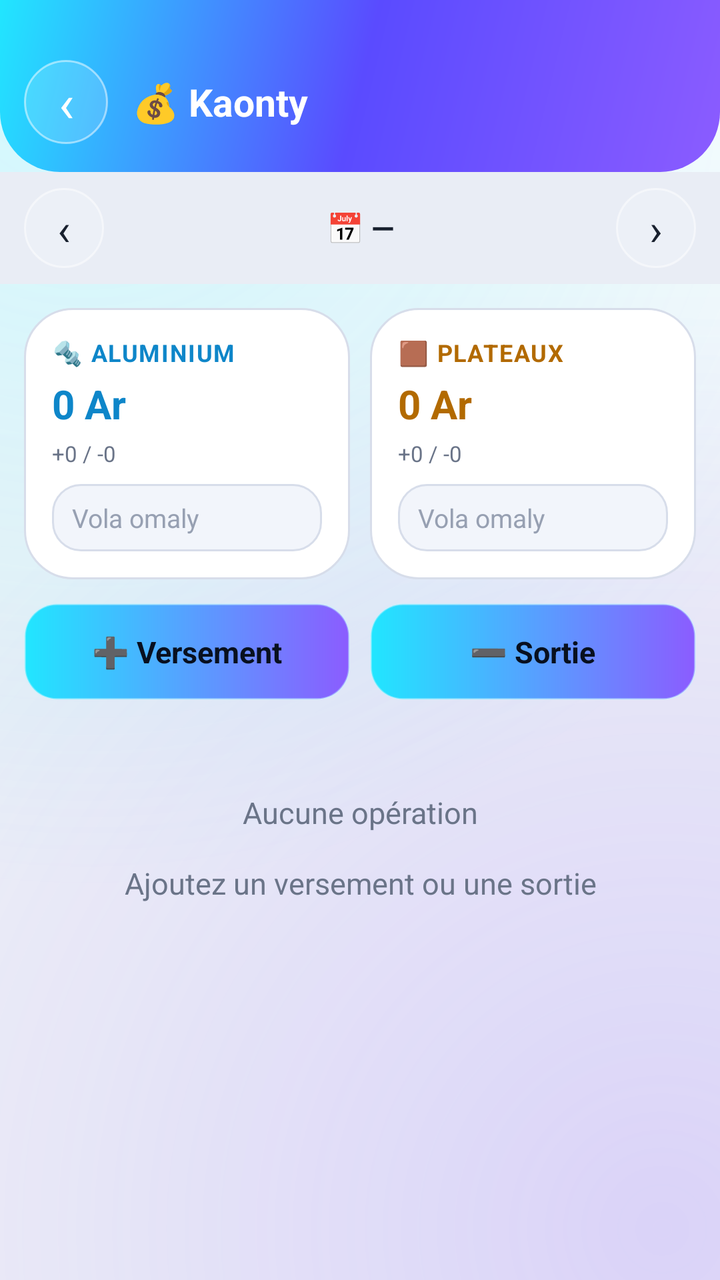
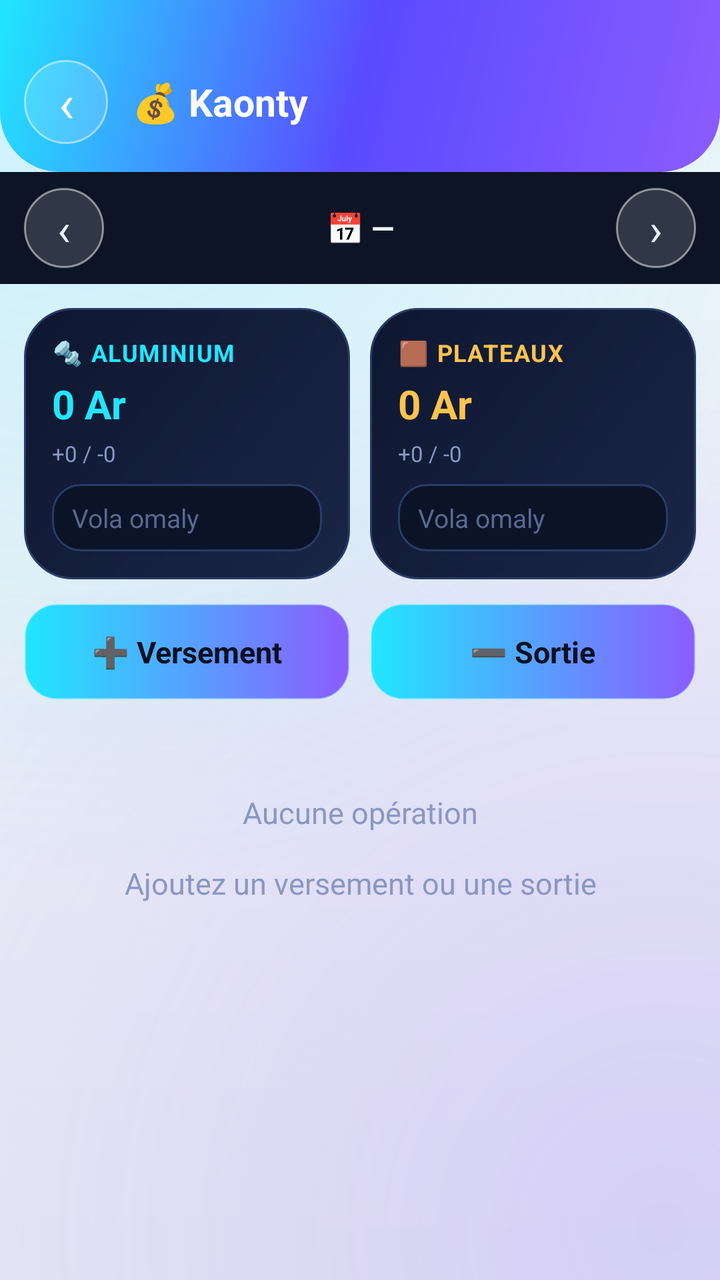

Compare the two renders of this Android layout. The source of the first and the diff that turns it into the second are given below.
<!-- AndroidManifest.xml: application theme Theme.AluManager -->
<!-- res/layout/activity_kaonty.xml -->
<?xml version="1.0" encoding="utf-8"?>
<LinearLayout xmlns:android="http://schemas.android.com/apk/res/android"
    android:layout_width="match_parent"
    android:layout_height="match_parent"
    android:background="@drawable/bg_space"
    android:orientation="vertical">

    <LinearLayout
        android:layout_width="match_parent"
        android:layout_height="wrap_content"
        android:background="@drawable/hero_bg"
        android:gravity="center_vertical"
        android:orientation="horizontal"
        android:paddingHorizontal="12dp"
        android:paddingTop="30dp"
        android:paddingBottom="14dp">

        <TextView
            android:id="@+id/btnBack"
            android:layout_width="42dp"
            android:layout_height="42dp"
            android:background="@drawable/avatar_circle"
            android:gravity="center"
            android:text="‹"
            android:textColor="#FFFFFF"
            android:textSize="26sp" />

        <TextView
            android:layout_width="0dp"
            android:layout_height="wrap_content"
            android:layout_marginStart="12dp"
            android:layout_weight="1"
            android:text="💰 Kaonty"
            android:textColor="#FFFFFF"
            android:textSize="19sp"
            android:textStyle="bold" />
    </LinearLayout>

    
    <LinearLayout
        android:layout_width="match_parent"
        android:layout_height="wrap_content"
        android:background="#E9EDF5"
        android:gravity="center_vertical"
        android:orientation="horizontal"
        android:paddingHorizontal="12dp"
        android:paddingVertical="8dp">

        <TextView
            android:id="@+id/btnPrevDay"
            android:layout_width="40dp"
            android:layout_height="40dp"
            android:background="@drawable/avatar_circle"
            android:gravity="center"
            android:text="‹"
            android:textColor="#18202E"
            android:textSize="22sp" />

        <TextView
            android:id="@+id/dateLabel"
            android:layout_width="0dp"
            android:layout_height="wrap_content"
            android:layout_weight="1"
            android:gravity="center"
            android:text="📅 —"
            android:textColor="#18202E"
            android:textSize="15sp"
            android:textStyle="bold" />

        <TextView
            android:id="@+id/btnNextDay"
            android:layout_width="40dp"
            android:layout_height="40dp"
            android:background="@drawable/avatar_circle"
            android:gravity="center"
            android:text="›"
            android:textColor="#18202E"
            android:textSize="22sp" />
    </LinearLayout>

    
    <LinearLayout
        android:layout_width="match_parent"
        android:layout_height="wrap_content"
        android:orientation="horizontal"
        android:padding="12dp">

        
        <LinearLayout
            android:layout_width="0dp"
            android:layout_height="wrap_content"
            android:layout_weight="1"
            android:background="@drawable/glass_card"
            android:orientation="vertical"
            android:padding="14dp">

            <TextView
                android:layout_width="wrap_content"
                android:layout_height="wrap_content"
                android:text="🔩 ALUMINIUM"
                android:textColor="#0E86C9"
                android:textSize="12sp"
                android:textStyle="bold"
                android:letterSpacing="0.05" />

            <TextView
                android:id="@+id/soldeAlu"
                android:layout_width="wrap_content"
                android:layout_height="wrap_content"
                android:layout_marginTop="4dp"
                android:text="0 Ar"
                android:textColor="#0E86C9"
                android:textSize="20sp"
                android:textStyle="bold" />

            <TextView
                android:id="@+id/detailAlu"
                android:layout_width="wrap_content"
                android:layout_height="wrap_content"
                android:layout_marginTop="4dp"
                android:text="+0 / -0"
                android:textColor="#6A7488"
                android:textSize="11sp" />

            <EditText
                android:id="@+id/volaAlu"
                android:layout_width="match_parent"
                android:layout_height="wrap_content"
                android:layout_marginTop="8dp"
                android:background="@drawable/field_bg"
                android:hint="Vola omaly"
                android:inputType="numberDecimal"
                android:paddingHorizontal="10dp"
                android:paddingVertical="8dp"
                android:textColor="#18202E"
                android:textColorHint="#97A0B2"
                android:textSize="13sp" />
        </LinearLayout>

        <View android:layout_width="10dp" android:layout_height="1dp" />

        
        <LinearLayout
            android:layout_width="0dp"
            android:layout_height="wrap_content"
            android:layout_weight="1"
            android:background="@drawable/glass_card"
            android:orientation="vertical"
            android:padding="14dp">

            <TextView
                android:layout_width="wrap_content"
                android:layout_height="wrap_content"
                android:text="🟫 PLATEAUX"
                android:textColor="#B26A00"
                android:textSize="12sp"
                android:textStyle="bold"
                android:letterSpacing="0.05" />

            <TextView
                android:id="@+id/soldePlateaux"
                android:layout_width="wrap_content"
                android:layout_height="wrap_content"
                android:layout_marginTop="4dp"
                android:text="0 Ar"
                android:textColor="#B26A00"
                android:textSize="20sp"
                android:textStyle="bold" />

            <TextView
                android:id="@+id/detailPlateaux"
                android:layout_width="wrap_content"
                android:layout_height="wrap_content"
                android:layout_marginTop="4dp"
                android:text="+0 / -0"
                android:textColor="#6A7488"
                android:textSize="11sp" />

            <EditText
                android:id="@+id/volaPlateaux"
                android:layout_width="match_parent"
                android:layout_height="wrap_content"
                android:layout_marginTop="8dp"
                android:background="@drawable/field_bg"
                android:hint="Vola omaly"
                android:inputType="numberDecimal"
                android:paddingHorizontal="10dp"
                android:paddingVertical="8dp"
                android:textColor="#18202E"
                android:textColorHint="#97A0B2"
                android:textSize="13sp" />
        </LinearLayout>
    </LinearLayout>

    
    <LinearLayout
        android:layout_width="match_parent"
        android:layout_height="wrap_content"
        android:orientation="horizontal"
        android:paddingHorizontal="12dp"
        android:paddingBottom="6dp">

        <TextView
            android:id="@+id/btnIn"
            android:layout_width="0dp"
            android:layout_height="wrap_content"
            android:layout_weight="1"
            android:background="@drawable/btn_primary"
            android:gravity="center"
            android:paddingVertical="14dp"
            android:text="➕ Versement"
            android:textColor="#08101F"
            android:textSize="15sp"
            android:textStyle="bold" />

        <View android:layout_width="10dp" android:layout_height="1dp" />

        <TextView
            android:id="@+id/btnOut"
            android:layout_width="0dp"
            android:layout_height="wrap_content"
            android:layout_weight="1"
            android:background="@drawable/btn_primary"
            android:gravity="center"
            android:paddingVertical="14dp"
            android:text="➖ Sortie"
            android:textColor="#08101F"
            android:textSize="15sp"
            android:textStyle="bold" />
    </LinearLayout>

    <ScrollView
        android:layout_width="match_parent"
        android:layout_height="0dp"
        android:layout_weight="1"
        android:fillViewport="true"
        android:scrollbars="none">

        <LinearLayout
            android:id="@+id/listContainer"
            android:layout_width="match_parent"
            android:layout_height="wrap_content"
            android:orientation="vertical"
            android:paddingHorizontal="12dp"
            android:paddingBottom="20dp">

            <TextView
                android:id="@+id/emptyState"
                android:layout_width="match_parent"
                android:layout_height="wrap_content"
                android:layout_marginTop="40dp"
                android:gravity="center"
                android:text="Aucune opération\n\nAjoutez un versement ou une sortie"
                android:textColor="#6A7488"
                android:textSize="15sp" />
        </LinearLayout>
    </ScrollView>

</LinearLayout>
<!-- resources referenced by this layout -->
<resources>
  <!-- drawable avatar_circle (drawable) -->
  <?xml version="1.0" encoding="utf-8"?>
  <shape xmlns:android="http://schemas.android.com/apk/res/android" android:shape="oval">
      <solid android:color="#26FFFFFF" />
      <stroke android:width="1dp" android:color="#80FFFFFF" />
  </shape>
  <!-- drawable bg_space (drawable) -->
  <?xml version="1.0" encoding="utf-8"?>
  <layer-list xmlns:android="http://schemas.android.com/apk/res/android">
      <item>
          <shape android:shape="rectangle">
              <gradient
                  android:angle="270"
                  android:startColor="#FFFFFF"
                  android:centerColor="#EEF1F7"
                  android:endColor="#EEF1F7" />
          </shape>
      </item>
      
      <item>
          <shape android:shape="rectangle">
              <gradient
                  android:type="radial"
                  android:centerX="0.12"
                  android:centerY="0.04"
                  android:gradientRadius="420dp"
                  android:startColor="#3321E6FF"
                  android:endColor="#0021E6FF" />
          </shape>
      </item>
      
      <item>
          <shape android:shape="rectangle">
              <gradient
                  android:type="radial"
                  android:centerX="0.92"
                  android:centerY="0.96"
                  android:gradientRadius="460dp"
                  android:startColor="#338B5CFF"
                  android:endColor="#008B5CFF" />
          </shape>
      </item>
  </layer-list>
  <!-- drawable btn_primary (drawable) -->
  <?xml version="1.0" encoding="utf-8"?>
  <shape xmlns:android="http://schemas.android.com/apk/res/android" android:shape="rectangle">
      <gradient
          android:angle="0"
          android:startColor="#21E6FF"
          android:endColor="#8B5CFF" />
      <corners android:radius="16dp" />
      <stroke android:width="1dp" android:color="#66BFF5FF" />
  </shape>
  <!-- drawable field_bg (drawable) -->
  <?xml version="1.0" encoding="utf-8"?>
  <shape xmlns:android="http://schemas.android.com/apk/res/android" android:shape="rectangle">
      <solid android:color="#F2F5FB" />
      <corners android:radius="14dp" />
      <stroke android:width="1dp" android:color="#D7DDEA" />
  </shape>
  <!-- drawable glass_card (drawable) -->
  <?xml version="1.0" encoding="utf-8"?>
  <shape xmlns:android="http://schemas.android.com/apk/res/android" android:shape="rectangle">
      <gradient
          android:angle="135"
          android:startColor="#FFFFFF"
          android:endColor="#FFFFFF" />
      <corners android:radius="24dp" />
      <stroke android:width="1dp" android:color="#D7DDEA" />
  </shape>
  <!-- drawable hero_bg (drawable) -->
  <?xml version="1.0" encoding="utf-8"?>
  <shape xmlns:android="http://schemas.android.com/apk/res/android" android:shape="rectangle">
      <gradient
          android:angle="135"
          android:startColor="#8B5CFF"
          android:centerColor="#5A4BFF"
          android:endColor="#21E6FF" />
      <corners
          android:bottomLeftRadius="30dp"
          android:bottomRightRadius="30dp" />
  </shape>
  <style name="Theme.AluManager" parent="Theme.MaterialComponents.Light.NoActionBar">
          <item name="colorPrimary">@color/neon_violet</item>
          <item name="colorPrimaryVariant">@color/neon_cyan</item>
          <item name="colorOnPrimary">#08101F</item>
          <item name="colorAccent">@color/neon_cyan</item>
          <item name="android:windowBackground">@color/bg_deep</item>
          <item name="android:statusBarColor">@android:color/transparent</item>
          <item name="android:navigationBarColor">@color/bg_deep</item>
          <item name="android:windowLightStatusBar">true</item>
          <item name="android:colorBackground">@color/bg_deep</item>
      </style>
  <color name="neon_violet">#8B5CFF</color>
  <color name="neon_cyan">#21E6FF</color>
  <color name="bg_deep">#EEF1F7</color>
</resources>

<!-- the commit's change to res/layout/activity_kaonty.xml (unified diff, before → after) -->
@@ -40,7 +40,7 @@
     <LinearLayout
         android:layout_width="match_parent"
         android:layout_height="wrap_content"
-        android:background="#E9EDF5"
+        android:background="#0C1426"
         android:gravity="center_vertical"
         android:orientation="horizontal"
         android:paddingHorizontal="12dp"
@@ -53,7 +53,7 @@
             android:background="@drawable/avatar_circle"
             android:gravity="center"
             android:text="‹"
-            android:textColor="#18202E"
+            android:textColor="#EAF2FF"
             android:textSize="22sp" />
 
         <TextView
@@ -63,7 +63,7 @@
             android:layout_weight="1"
             android:gravity="center"
             android:text="📅 —"
-            android:textColor="#18202E"
+            android:textColor="#EAF2FF"
             android:textSize="15sp"
             android:textStyle="bold" />
 
@@ -74,7 +74,7 @@
             android:background="@drawable/avatar_circle"
             android:gravity="center"
             android:text="›"
-            android:textColor="#18202E"
+            android:textColor="#EAF2FF"
             android:textSize="22sp" />
     </LinearLayout>
 
@@ -98,7 +98,7 @@
                 android:layout_width="wrap_content"
                 android:layout_height="wrap_content"
                 android:text="🔩 ALUMINIUM"
-                android:textColor="#0E86C9"
+                android:textColor="#21E6FF"
                 android:textSize="12sp"
                 android:textStyle="bold"
                 android:letterSpacing="0.05" />
@@ -109,7 +109,7 @@
                 android:layout_height="wrap_content"
                 android:layout_marginTop="4dp"
                 android:text="0 Ar"
-                android:textColor="#0E86C9"
+                android:textColor="#21E6FF"
                 android:textSize="20sp"
                 android:textStyle="bold" />
 
@@ -119,7 +119,7 @@
                 android:layout_height="wrap_content"
                 android:layout_marginTop="4dp"
                 android:text="+0 / -0"
-                android:textColor="#6A7488"
+                android:textColor="#8A97C2"
                 android:textSize="11sp" />
 
             <EditText
@@ -132,8 +132,8 @@
                 android:inputType="numberDecimal"
                 android:paddingHorizontal="10dp"
                 android:paddingVertical="8dp"
-                android:textColor="#18202E"
-                android:textColorHint="#97A0B2"
+                android:textColor="#EAF2FF"
+                android:textColorHint="#5A688F"
                 android:textSize="13sp" />
         </LinearLayout>
 
@@ -152,7 +152,7 @@
                 android:layout_width="wrap_content"
                 android:layout_height="wrap_content"
                 android:text="🟫 PLATEAUX"
-                android:textColor="#B26A00"
+                android:textColor="#FFC34D"
                 android:textSize="12sp"
                 android:textStyle="bold"
                 android:letterSpacing="0.05" />
@@ -163,7 +163,7 @@
                 android:layout_height="wrap_content"
                 android:layout_marginTop="4dp"
                 android:text="0 Ar"
-                android:textColor="#B26A00"
+                android:textColor="#FFC34D"
                 android:textSize="20sp"
                 android:textStyle="bold" />
 
@@ -173,7 +173,7 @@
                 android:layout_height="wrap_content"
                 android:layout_marginTop="4dp"
                 android:text="+0 / -0"
-                android:textColor="#6A7488"
+                android:textColor="#8A97C2"
                 android:textSize="11sp" />
 
             <EditText
@@ -186,8 +186,8 @@
                 android:inputType="numberDecimal"
                 android:paddingHorizontal="10dp"
                 android:paddingVertical="8dp"
-                android:textColor="#18202E"
-                android:textColorHint="#97A0B2"
+                android:textColor="#EAF2FF"
+                android:textColorHint="#5A688F"
                 android:textSize="13sp" />
         </LinearLayout>
     </LinearLayout>
@@ -251,7 +251,7 @@
                 android:layout_marginTop="40dp"
                 android:gravity="center"
                 android:text="Aucune opération\n\nAjoutez un versement ou une sortie"
-                android:textColor="#6A7488"
+                android:textColor="#8A97C2"
                 android:textSize="15sp" />
         </LinearLayout>
     </ScrollView>
<!-- resource entries referenced after the edit -->
@@ -13,9 +13,9 @@
           <shape android:shape="rectangle">
               <gradient
                   android:angle="270"
-                  android:startColor="#FFFFFF"
-                  android:centerColor="#EEF1F7"
-                  android:endColor="#EEF1F7" />
+                  android:startColor="#F4F7FC"
+                  android:centerColor="#EDF0F7"
+                  android:endColor="#E7EBF3" />
           </shape>
       </item>
       
@@ -56,19 +56,19 @@
   <!-- drawable field_bg (drawable) -->
   <?xml version="1.0" encoding="utf-8"?>
   <shape xmlns:android="http://schemas.android.com/apk/res/android" android:shape="rectangle">
-      <solid android:color="#F2F5FB" />
+      <solid android:color="#0B1326" />
       <corners android:radius="14dp" />
-      <stroke android:width="1dp" android:color="#D7DDEA" />
+      <stroke android:width="1dp" android:color="#2A3C66" />
   </shape>
   <!-- drawable glass_card (drawable) -->
   <?xml version="1.0" encoding="utf-8"?>
   <shape xmlns:android="http://schemas.android.com/apk/res/android" android:shape="rectangle">
       <gradient
           android:angle="135"
-          android:startColor="#FFFFFF"
-          android:endColor="#FFFFFF" />
+          android:startColor="#1A2647"
+          android:endColor="#0E1730" />
       <corners android:radius="24dp" />
-      <stroke android:width="1dp" android:color="#D7DDEA" />
+      <stroke android:width="1dp" android:color="#2A3C66" />
   </shape>
   <!-- drawable hero_bg (drawable) -->
   <?xml version="1.0" encoding="utf-8"?>
@@ -82,7 +82,7 @@
           android:bottomLeftRadius="30dp"
           android:bottomRightRadius="30dp" />
   </shape>
-  <style name="Theme.AluManager" parent="Theme.MaterialComponents.Light.NoActionBar">
+  <style name="Theme.AluManager" parent="Theme.MaterialComponents.NoActionBar">
           <item name="colorPrimary">@color/neon_violet</item>
           <item name="colorPrimaryVariant">@color/neon_cyan</item>
           <item name="colorOnPrimary">#08101F</item>
@@ -90,11 +90,11 @@
           <item name="android:windowBackground">@color/bg_deep</item>
           <item name="android:statusBarColor">@android:color/transparent</item>
           <item name="android:navigationBarColor">@color/bg_deep</item>
-          <item name="android:windowLightStatusBar">true</item>
+          <item name="android:windowLightStatusBar">false</item>
           <item name="android:colorBackground">@color/bg_deep</item>
       </style>
   <color name="neon_violet">#8B5CFF</color>
   <color name="neon_cyan">#21E6FF</color>
-  <color name="bg_deep">#EEF1F7</color>
+  <color name="bg_deep">#ECEFF5</color>
 </resources>
 
